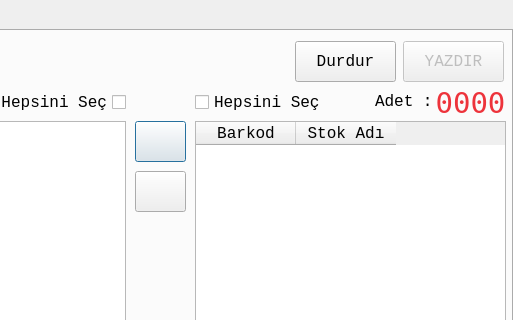
This is rafetiketidialog.ui in mamoo81/bhss as Qt 5 draws it before an edit; both pictures show x 587 to 1100 and y 0 to 320 of the 1100 by 700 pixel window. The edited form follows.
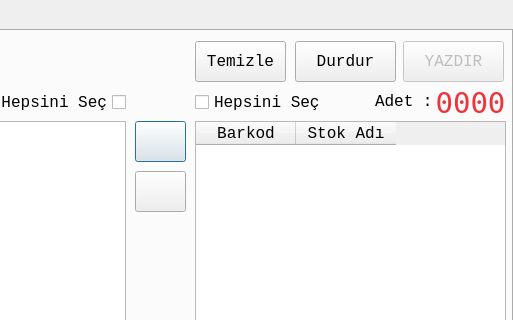
This is the edited form. Icons and pictures are not drawn.

Commit message: splash screen eklendi

```diff
--- a/rafetiketidialog.ui
+++ b/rafetiketidialog.ui
@@ -337,6 +337,28 @@
       <bool>true</bool>
      </property>
     </widget>
+    <widget class="QToolButton" name="TemizletoolButton">
+     <property name="geometry">
+      <rect>
+       <x>780</x>
+       <y>10</y>
+       <width>91</width>
+       <height>41</height>
+      </rect>
+     </property>
+     <property name="text">
+      <string>Temizle</string>
+     </property>
+     <property name="iconSize">
+      <size>
+       <width>32</width>
+       <height>32</height>
+      </size>
+     </property>
+     <property name="toolButtonStyle">
+      <enum>Qt::ToolButtonTextBesideIcon</enum>
+     </property>
+    </widget>
    </widget>
    <widget class="QWidget" name="tab_2">
     <attribute name="title">
```
The commit also changes 5 other files.
